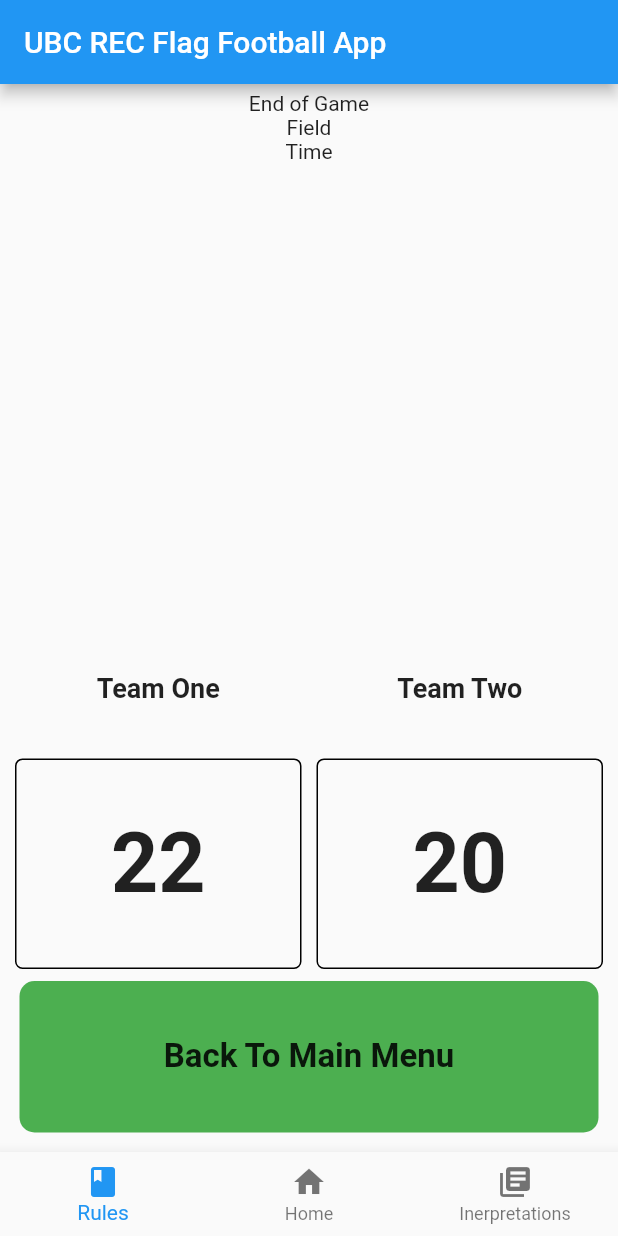
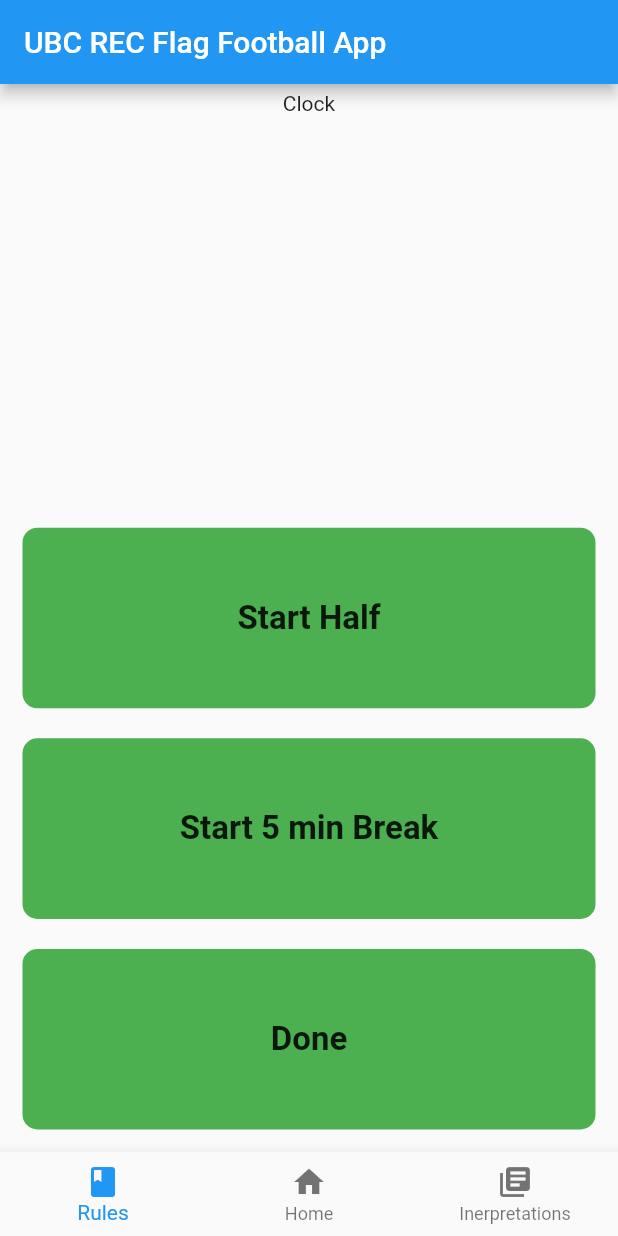
Before and after one commit to JPGarCar/ubc_rec_referee_app, a Flutter app: the screen it shows after launch, on a phone screen of 412 x 824 dp. Run offline on Flutter 3.47's test engine with Material 2 defaults, Android fonts, the phone set to English and light mode, and no system bars.

Commit message:
Finished clock page outline. Also added a allComponents file that exports all file so I only need to import that one file.

```diff
--- /dev/null
+++ b/lib/components/allComponents.dart
@@ -0,0 +1,3 @@
+export 'rectangle_button.dart';
+export 'score_box.dart';
+export 'timer_team_score.dart';
--- a/lib/components/timer_team_score.dart
+++ b/lib/components/timer_team_score.dart
@@ -1,5 +1,5 @@
 import 'package:flutter/material.dart';
-import 'package:ubc_rec_refferee_app/components/score_box.dart';
+import 'package:ubc_rec_refferee_app/components/allComponents.dart';
 
 class TimerTeamScore extends StatelessWidget {
   final teamName;
--- a/lib/main.dart
+++ b/lib/main.dart
@@ -1,4 +1,5 @@
 import 'package:flutter/material.dart';
+import 'package:ubc_rec_refferee_app/pages/clock_page.dart';
 import 'package:ubc_rec_refferee_app/pages/endGame_page.dart';
 import 'package:ubc_rec_refferee_app/pages/main_page.dart';
 import 'package:ubc_rec_refferee_app/pages/timer_page.dart';
@@ -38,7 +39,7 @@ class MyApp extends StatelessWidget {
               ),
             ],
           ),
-          body: EndGamePage(),
+          body: ClockPage(),
         ),
       ),
     );
--- /dev/null
+++ b/lib/pages/clock_page.dart
@@ -0,0 +1,45 @@
+import 'package:flutter/material.dart';
+import 'package:ubc_rec_refferee_app/components/allComponents.dart';
+
+class ClockPage extends StatefulWidget {
+  @override
+  _ClockPageState createState() => _ClockPageState();
+}
+
+class _ClockPageState extends State<ClockPage> {
+  @override
+  Widget build(BuildContext context) {
+    return Container(
+      padding: EdgeInsets.all(5),
+      constraints: BoxConstraints.expand(),
+      child: Column(
+        children: <Widget>[
+          Expanded(
+            flex: 2,
+            child: Text("Clock"),
+          ),
+          Expanded(
+            child: RectangleButton(
+              text: "Start Half",
+              function: null,
+              edgeInset: EdgeInsets.all(10),
+            ),
+          ),
+          Expanded(
+            child: RectangleButton(
+                text: "Start 5 min Break",
+                function: null,
+                edgeInset: EdgeInsets.all(10)),
+          ),
+          Expanded(
+            child: RectangleButton(
+              text: "Done",
+              function: null,
+              edgeInset: EdgeInsets.all(10),
+            ),
+          ),
+        ],
+      ),
+    );
+  }
+}
--- a/lib/pages/endGame_page.dart
+++ b/lib/pages/endGame_page.dart
@@ -1,6 +1,5 @@
 import 'package:flutter/material.dart';
-import 'package:ubc_rec_refferee_app/components/timer_team_score.dart';
-import '../components/rectangle_button.dart';
+import 'package:ubc_rec_refferee_app/components/allComponents.dart';
 
 class EndGamePage extends StatefulWidget {
   @override
--- a/lib/pages/main_page.dart
+++ b/lib/pages/main_page.dart
@@ -1,6 +1,6 @@
 import 'package:flutter/material.dart';
 import 'package:ubc_rec_refferee_app/constants.dart';
-import '../components/rectangle_button.dart';
+import 'package:ubc_rec_refferee_app/components/allComponents.dart';
 
 class MainPage extends StatefulWidget {
   @override
--- a/lib/pages/timer_page.dart
+++ b/lib/pages/timer_page.dart
@@ -1,6 +1,5 @@
 import 'package:flutter/material.dart';
-import '../components/rectangle_button.dart';
-import '../components/timer_team_score.dart';
+import 'package:ubc_rec_refferee_app/components/allComponents.dart';
 
 class TimerPage extends StatefulWidget {
   @override
```
